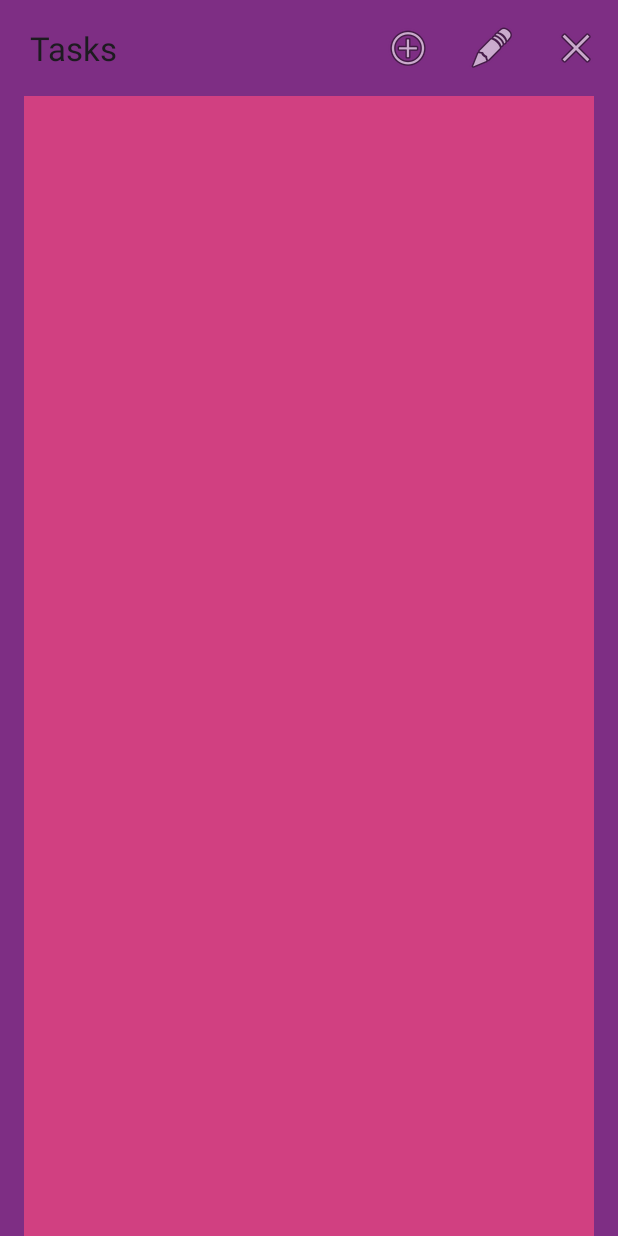
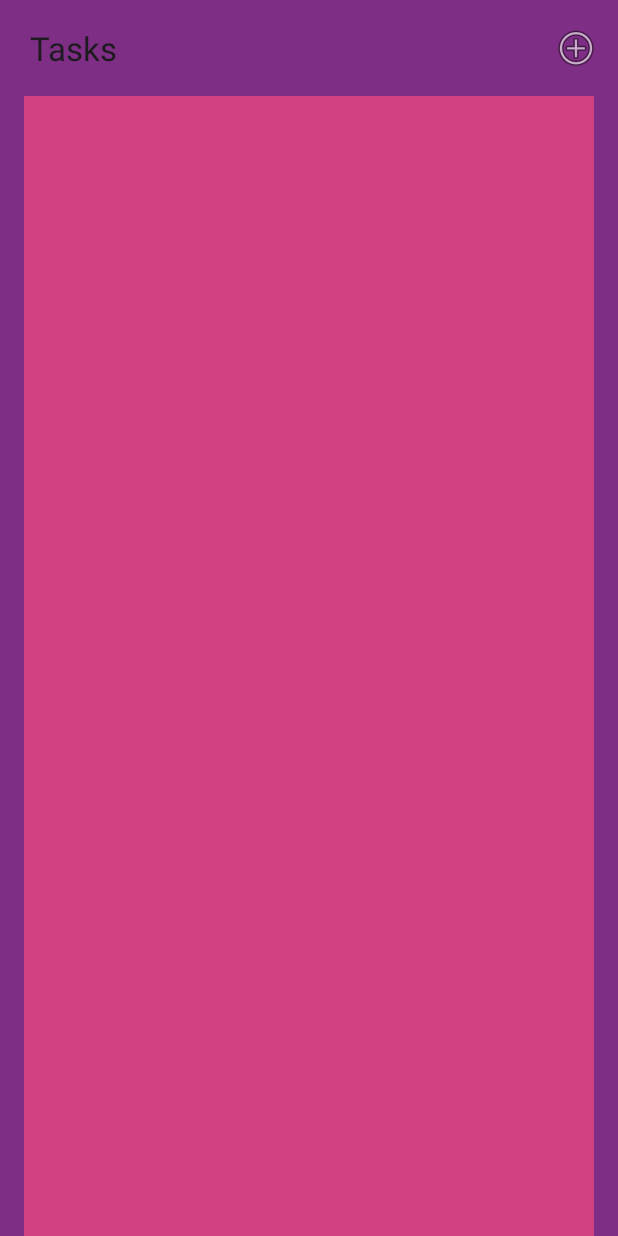
Before and after one commit to joy0520/TaskManager, an Android app: the screen it shows after launch (MainActivity), on a phone screen of 412 x 824 dp. Run offline under Robolectric (Android 15) with nearby library versions, the phone set to English and light mode, and no system bars; our stand-ins replace Room's generated code, navigation-ui.

Commit message:
feat: control menu item visibility in MainActivity

```diff
--- a/app/src/main/java/com/joy/mytaskmanager/MainActivity.kt
+++ b/app/src/main/java/com/joy/mytaskmanager/MainActivity.kt
@@ -57,6 +57,42 @@ class MainActivity : AppCompatActivity() {
         menuInflater.inflate(R.menu.menu_detail, menu)
 
         return true  // menu should be displayed
+    }
+
+    override fun onPrepareOptionsMenu(menu: Menu?): Boolean {
+        // adjust visibility of menu items
+        val parentResult = super.onPrepareOptionsMenu(menu)
+        val itemAdd = menu?.findItem(R.id.action_add)
+        val itemEdit = menu?.findItem(R.id.action_edit)
+        val itemDelete = menu?.findItem(R.id.action_delete)
+
+        if (!::navController.isInitialized) {
+            itemEdit?.isVisible = false
+            itemDelete?.isVisible = false
+            return parentResult
+        }
+
+        when (navController.currentDestination?.id) {
+            R.id.detailFragment -> {
+                itemAdd?.isVisible = true
+                itemEdit?.isVisible = true
+                itemDelete?.isVisible = true
+            }
+
+            R.id.editTaskFragment -> {
+                itemAdd?.isVisible = false
+                itemEdit?.isVisible = false
+                itemDelete?.isVisible = false
+            }
+
+            else -> {
+                itemAdd?.isVisible = true
+                itemEdit?.isVisible = false
+                itemDelete?.isVisible = false
+            }
+        }
+
+        return parentResult
     }
 
     override fun onOptionsItemSelected(item: MenuItem): Boolean {
@@ -143,6 +179,9 @@ class MainActivity : AppCompatActivity() {
                     // NavController is ready, store it
                     navController = f.navController
 
+                    // setup listener after navController is initialized
+                    setupDestinationChangedListener()
+
                     // Now setup ActionBar
                     setupToolbarWithNavController()
 
@@ -155,6 +194,14 @@ class MainActivity : AppCompatActivity() {
                 }
             }
         }, false) // 'false' means recursive scan is off, which is usually fine here.
+    }
+
+    private fun setupDestinationChangedListener() {
+        navController.addOnDestinationChangedListener { _, destination, _ ->
+            Log.i(TAG, "Navigate to destination $destination ID=${destination.id}")
+            // let system know it should prepare a new options menu
+            invalidateOptionsMenu()
+        }
     }
 
     /**
--- a/app/src/main/res/menu/menu_detail.xml
+++ b/app/src/main/res/menu/menu_detail.xml
@@ -15,9 +15,9 @@
 
     <!-- Shows when the DetailFragment is shown and a task is selected. -->
     <item
-        android:id="@+id/action_cancel"
+        android:id="@+id/action_delete"
         android:icon="@android:drawable/ic_menu_close_clear_cancel"
-        android:title="@string/menu_title_cancel"
+        android:title="@string/menu_title_delete"
         app:showAsAction="ifRoom" />
 
 </menu>
--- a/app/src/main/res/values/strings.xml
+++ b/app/src/main/res/values/strings.xml
@@ -2,7 +2,7 @@
     <string name="app_name">MyTaskManager</string>
     <string name="title">MyTaskManager</string>
     <string name="menu_title_edit">Edit Task</string>
-    <string name="menu_title_cancel">Cancel Task</string>
+    <string name="menu_title_delete">Delete Task</string>
     <string name="menu_title_add">Add Task</string>
 
     <!-- Fragment title -->
```
